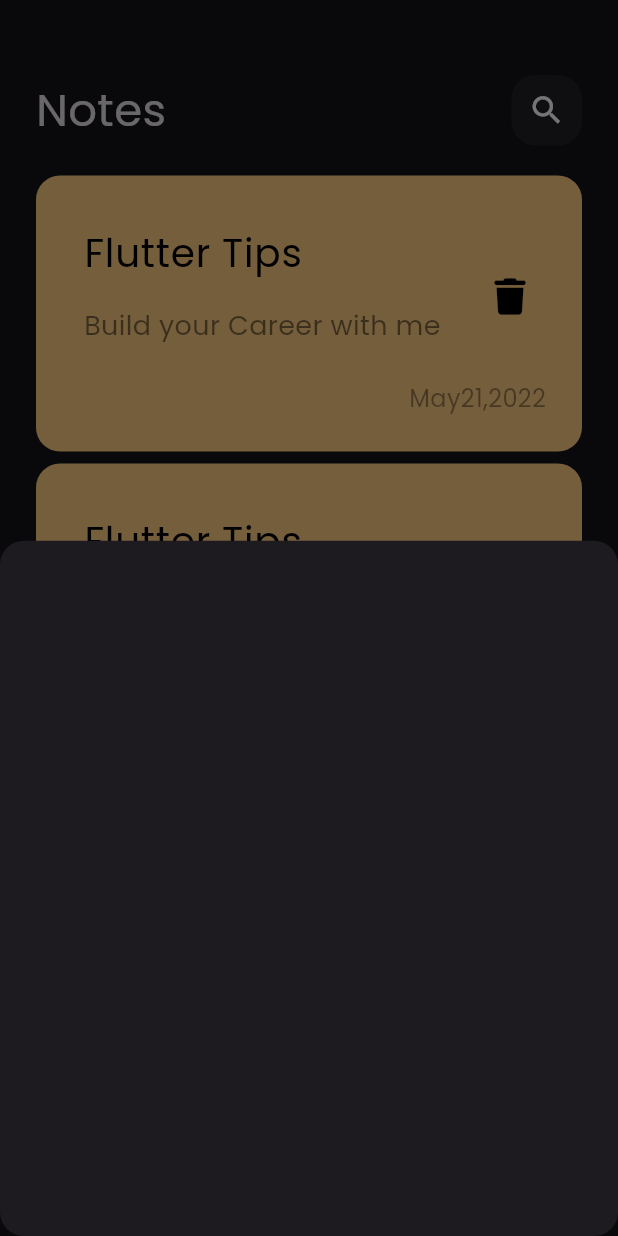
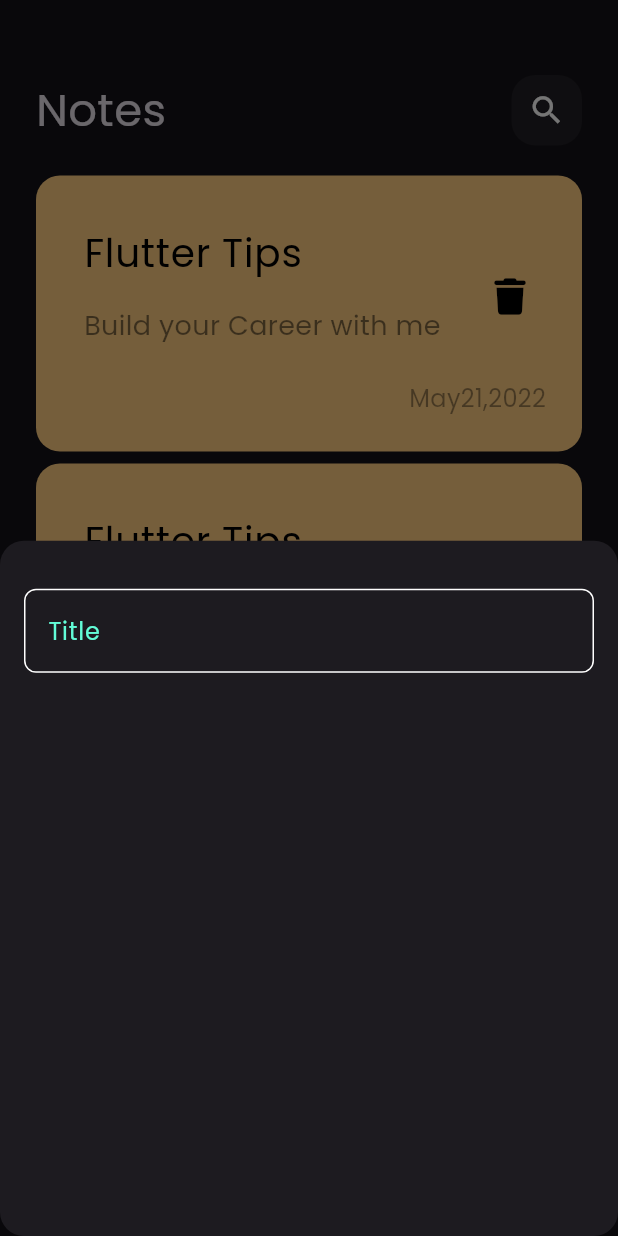
Before and after one commit to am10-hup/notes_app, a Flutter app: the screen it shows after launch, after a tap on the "add" icon, on a phone screen of 412 x 824 dp. Run offline on Flutter 3.47's test engine with Material 3 defaults, Android fonts, the phone set to English and light mode, and no system bars; our stand-ins replace font_awesome_flutter.

Commit message:
create custom text field

```diff
--- /dev/null
+++ b/lib/constants.dart
@@ -0,0 +1,3 @@
+import 'package:flutter/material.dart';
+
+const kPrimaryColor = Color(0xff62FCD7);
--- a/lib/widgets/add_note_button_sheet.dart
+++ b/lib/widgets/add_note_button_sheet.dart
@@ -1,10 +1,21 @@
 import 'package:flutter/material.dart';
+import 'package:notes_app/widgets/custom_text_field.dart';
 
 class AddNoteButtomSheet extends StatelessWidget {
   const AddNoteButtomSheet({super.key});
 
   @override
   Widget build(BuildContext context) {
-    return Container();
+    return Padding(
+      padding: const EdgeInsets.symmetric(horizontal: 16),
+      child: Column(
+        children: [
+          SizedBox(
+            height: 32,
+          ),
+          CustomTextField(),
+        ],
+      ),
+    );
   }
 }
--- /dev/null
+++ b/lib/widgets/custom_text_field.dart
@@ -0,0 +1,27 @@
+import 'package:flutter/material.dart';
+import 'package:notes_app/constants.dart';
+
+class CustomTextField extends StatelessWidget {
+  const CustomTextField({super.key});
+
+  @override
+  Widget build(BuildContext context) {
+    return TextField(
+      cursorColor: kPrimaryColor,
+      decoration: InputDecoration(
+        hintText: 'Title',
+        hintStyle: TextStyle(color: kPrimaryColor),
+        border: BuildBorder(),
+        enabledBorder: BuildBorder(),
+        focusedBorder: BuildBorder(kPrimaryColor),
+      ),
+    );
+  }
+
+  OutlineInputBorder BuildBorder([color]) {
+    return OutlineInputBorder(
+      borderRadius: BorderRadius.circular(8),
+      borderSide: BorderSide(color: color ?? Colors.white),
+    );
+  }
+}
```
